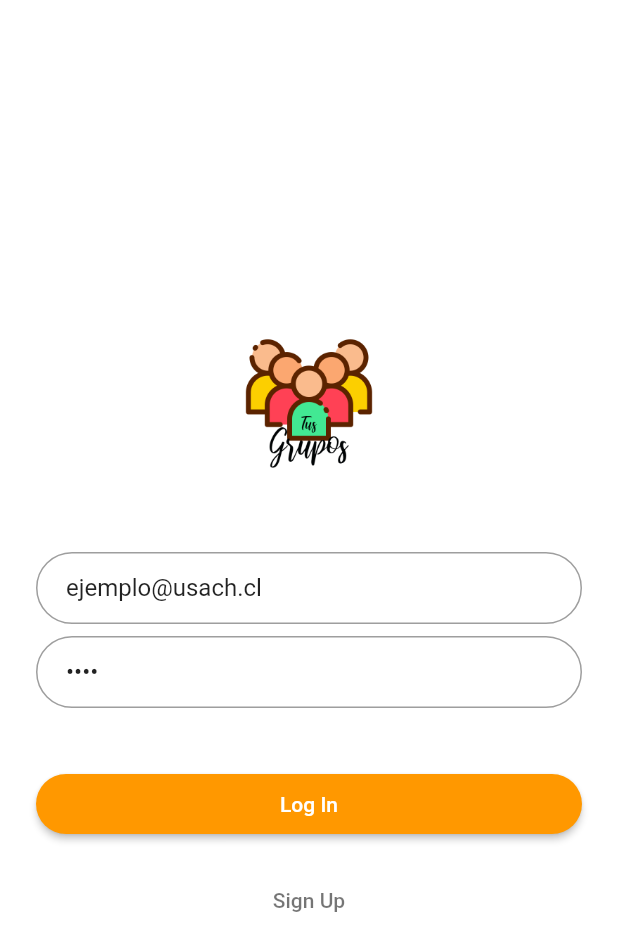
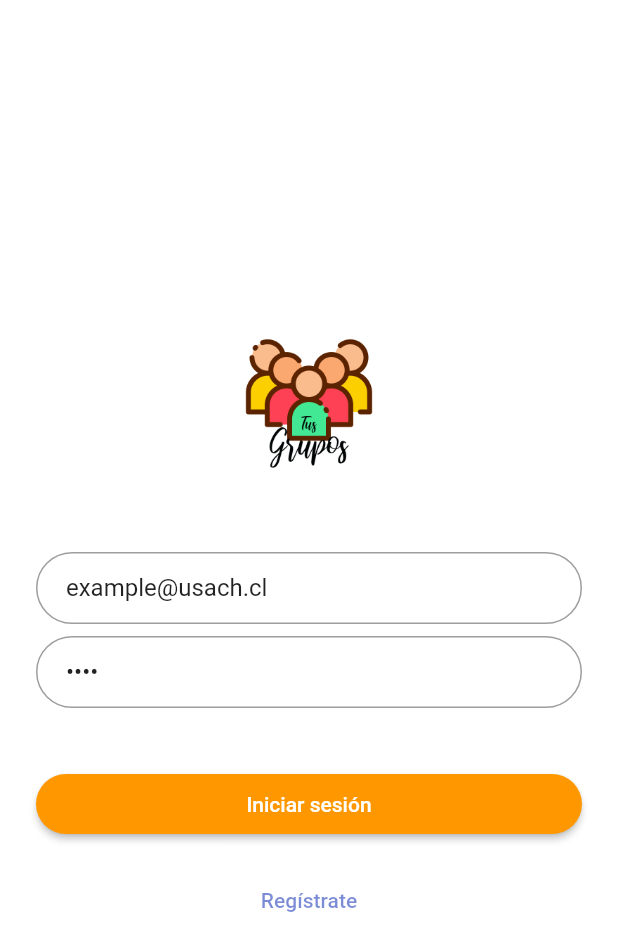
Before and after one commit to alexis-bdc/tusgrupos, a Flutter app: the screen it shows after launch, on a phone screen of 412 x 824 dp. Shown: the top 951 px of the screen. Run offline on Flutter 3.47's test engine with Material 2 defaults, Android fonts, the light colour scheme and no system bars; our stand-ins replace email_validator; missing offline and left inert: mongo_dart.

Commit message:
Full views actualizado

```diff
--- a/lib/screens/login_screen.dart
+++ b/lib/screens/login_screen.dart
@@ -13,7 +13,7 @@ class LoginPage extends StatefulWidget {
 
 class _LoginPageState extends State<LoginPage> {
   // final _formKey = GlobalKey<FormState>();
-  var emailController = TextEditingController(text: 'ejemplo@usach.cl');
+  var emailController = TextEditingController(text: 'example@usach.cl');
   var passwordController = TextEditingController(text: '1234');
 
   @override
@@ -76,7 +76,7 @@ class _LoginPageState extends State<LoginPage> {
         ),
         onPressed: () =>
             _validateUser(emailController.text, passwordController.text),
-        child: const Text('Log In', style: TextStyle(color: Colors.white)),
+        child: const Text('Iniciar sesión', style: TextStyle(color: Colors.white)),
       ),
     );
 
@@ -90,8 +90,8 @@ class _LoginPageState extends State<LoginPage> {
 
     final signUpLabel = TextButton(
       child: const Text(
-        'Sign Up',
-        style: TextStyle(color: Colors.black54),
+        'Regístrate',
+        style: TextStyle(color: Color.fromARGB(136, 7, 38, 177)),
       ),
       onPressed: () =>
           Navigator.of(context).push(MaterialPageRoute(builder: (context) {
--- a/lib/screens/sign_up_screen.dart
+++ b/lib/screens/sign_up_screen.dart
@@ -35,7 +35,7 @@ class _SignUpPageState extends State<SignUpPage> {
           crossAxisAlignment: CrossAxisAlignment.center,
           children: <Widget>[
             const Text(
-              'Sign up',
+              'Regístrate',
               style: TextStyle(
                 fontWeight: FontWeight.bold,
                 fontSize: 40,
@@ -150,21 +150,24 @@ class _SignUpPageState extends State<SignUpPage> {
                     },
                     style: ElevatedButton.styleFrom(
                       padding: const EdgeInsets.fromLTRB(40, 15, 40, 15),
+                       backgroundColor: Colors.orange,
                     ),
                     child: const Text(
-                      'Sign up',
+                      'Registrate',
                       style: TextStyle(
                         fontWeight: FontWeight.bold,
                       ),
+
                     ),
                   ),
+
                   const SizedBox(
                     height: 20,
                   ),
                   Row(
                     mainAxisAlignment: MainAxisAlignment.center,
                     children: [
-                      const Text('Already registered?'),
+                      const Text('¿Ya estas registrado?'),
                       TextButton(
                         onPressed: () {
                           Navigator.pushReplacement(
@@ -174,7 +177,7 @@ class _SignUpPageState extends State<SignUpPage> {
                             ),
                           );
                         },
-                        child: const Text('Sign in'),
+                        child: const Text('Inicia tu sesión'),
                       ),
                     ],
                   ),
```
Also changed, not shown: assets/bgtg.png (added), 1 other file.
